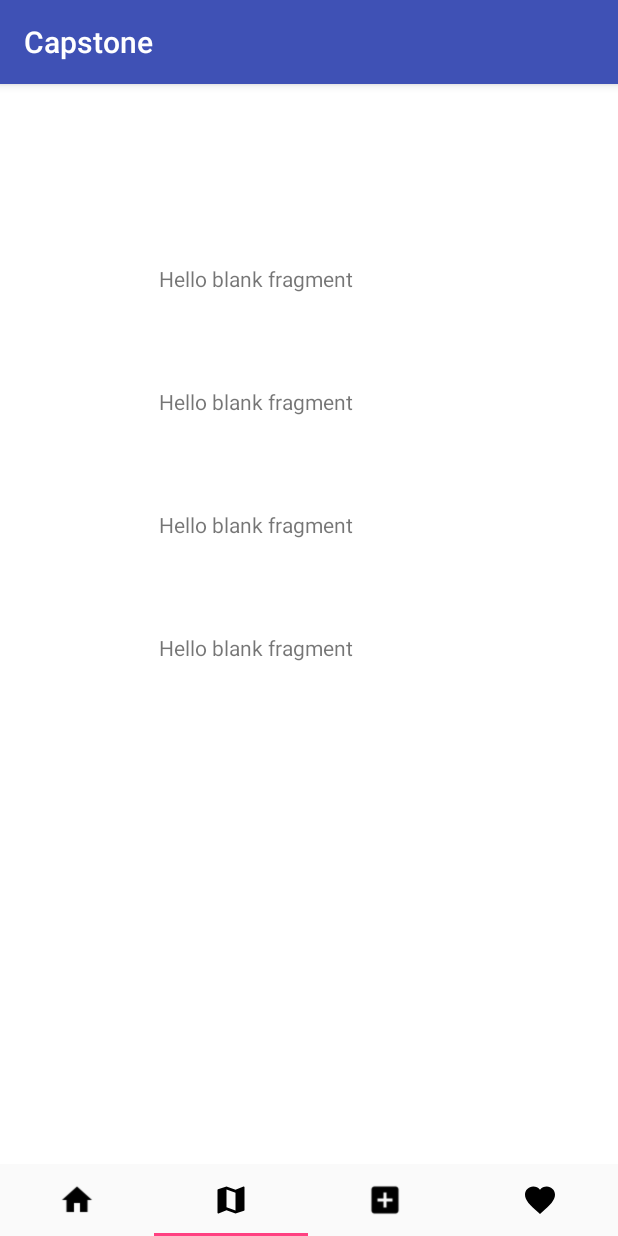
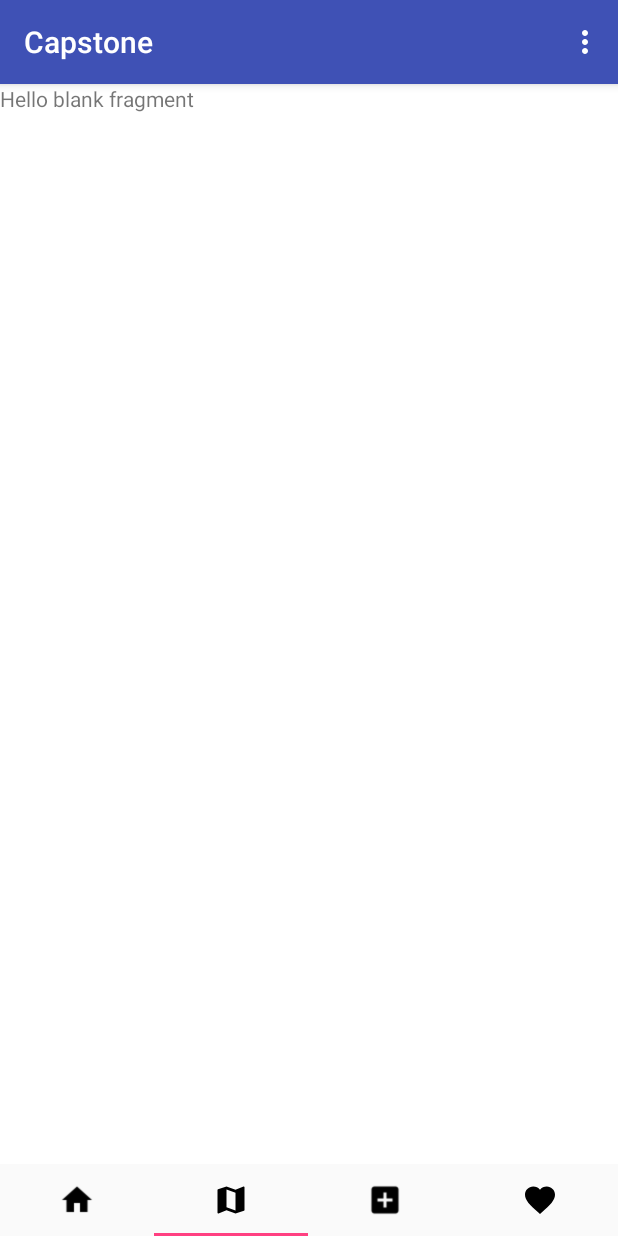
Before and after one commit to mbryantramirez/C4Q-Capstone, an Android app: the screen it shows after launch (MainActivity), item 2 of the bottom bar chosen, on a phone screen of 412 x 824 dp. Run offline under Robolectric (Android 15) with nearby library versions, the phone set to English and light mode, and no system bars; our stand-ins replace Firebase (no records; nobody signed in at launch, a user with empty details on screens opened directly).

Commit message:
added options menu

```diff
--- a/app/src/main/java/nyc/c4q/capstone/MainActivity.java
+++ b/app/src/main/java/nyc/c4q/capstone/MainActivity.java
@@ -4,6 +4,11 @@ import android.support.design.widget.TabLayout;
 import android.support.v4.view.ViewPager;
 import android.support.v7.app.AppCompatActivity;
 import android.os.Bundle;
+import android.util.Log;
+import android.view.Menu;
+import android.view.MenuInflater;
+import android.view.MenuItem;
+import android.widget.Toast;
 
 import com.google.firebase.database.DatabaseReference;
 import com.google.firebase.database.FirebaseDatabase;
@@ -12,6 +17,7 @@ import nyc.c4q.capstone.controller.FragmentAdapter;
 
 public class MainActivity extends AppCompatActivity {
 
+    private static final String TAG = MainActivity.class.getSimpleName();
     private TabLayout tabLayout;
     public static DatabaseReference databaseReference;
     public static DatabaseReference campaignRefrence;
@@ -55,4 +61,30 @@ public class MainActivity extends AppCompatActivity {
             }
         });
     }
+
+    @Override
+    public boolean onCreateOptionsMenu(Menu menu) {
+        MenuInflater inflater = getMenuInflater();
+        inflater.inflate(R.menu.options_menu, menu);
+        return true;
+
+    }
+
+    @Override
+    public boolean onOptionsItemSelected(MenuItem item) {
+        switch (item.getItemId()) {
+            case R.id.options_menu_me:
+                Toast.makeText(this, "me", Toast.LENGTH_SHORT).show();
+                break;
+            case R.id.options_menu_about:
+                Toast.makeText(this, "about", Toast.LENGTH_SHORT).show();
+                break;
+            case R.id.options_menu_logout:
+                Toast.makeText(this, "logout", Toast.LENGTH_SHORT).show();
+                break;
+            default:
+                Log.e(TAG, "nothing clicked");
+        }
+        return true;
+    }
 }
--- /dev/null
+++ b/app/src/main/java/nyc/c4q/capstone/MapFragment.java
@@ -0,0 +1,29 @@
+package nyc.c4q.capstone;
+
+
+import android.os.Bundle;
+import android.support.v4.app.Fragment;
+import android.view.LayoutInflater;
+import android.view.View;
+import android.view.ViewGroup;
+
+
+/**
+ * A simple {@link Fragment} subclass.
+ */
+public class MapFragment extends Fragment {
+
+
+    public MapFragment() {
+        // Required empty public constructor
+    }
+
+
+    @Override
+    public View onCreateView(LayoutInflater inflater, ViewGroup container,
+                             Bundle savedInstanceState) {
+        // Inflate the layout for this fragment
+        return inflater.inflate(R.layout.fragment_map, container, false);
+    }
+
+}
--- a/app/src/main/java/nyc/c4q/capstone/controller/FragmentAdapter.java
+++ b/app/src/main/java/nyc/c4q/capstone/controller/FragmentAdapter.java
@@ -4,6 +4,8 @@ import android.support.v4.app.Fragment;
 import android.support.v4.app.FragmentManager;
 import android.support.v4.app.FragmentStatePagerAdapter;
 
+import nyc.c4q.capstone.FavoritesFragment;
+import nyc.c4q.capstone.MapFragment;
 import nyc.c4q.capstone.campaign.CreateCampaignFragment;
 import nyc.c4q.capstone.feed.MainFeedFragment;
 
@@ -25,7 +27,11 @@ public class FragmentAdapter extends FragmentStatePagerAdapter {
             case 0:
                 return new MainFeedFragment();
             case 1:
+                return new MapFragment();
+            case 2:
                 return new CreateCampaignFragment();
+            case 3:
+                return new FavoritesFragment();
             default:
                 return null;
         }
--- /dev/null
+++ b/app/src/main/res/layout/fragment_map.xml
@@ -0,0 +1,13 @@
+<FrameLayout xmlns:android="http://schemas.android.com/apk/res/android"
+    xmlns:tools="http://schemas.android.com/tools"
+    android:layout_width="match_parent"
+    android:layout_height="match_parent"
+    tools:context="nyc.c4q.capstone.MapFragment">
+
+    <!-- TODO: Update blank fragment layout -->
+    <TextView
+        android:layout_width="match_parent"
+        android:layout_height="match_parent"
+        android:text="@string/hello_blank_fragment" />
+
+</FrameLayout>
--- /dev/null
+++ b/app/src/main/res/menu/options_menu.xml
@@ -0,0 +1,14 @@
+<?xml version="1.0" encoding="utf-8"?>
+<menu xmlns:android="http://schemas.android.com/apk/res/android">
+
+    <item android:title="Me"
+        android:id="@+id/options_menu_me"/>
+
+    <item android:title="About"
+        android:id="@+id/options_menu_about"/>
+
+    <item android:title="Logout"
+        android:id="@+id/options_menu_logout"/>
+
+
+</menu>
```
Also changed, not shown: app/src/main/java/nyc/c4q/capstone/FavoritesFragment.java (added, +29 -0 lines), app/src/main/res/layout/fragment_favorites.xml (added, +13 -0 lines).
